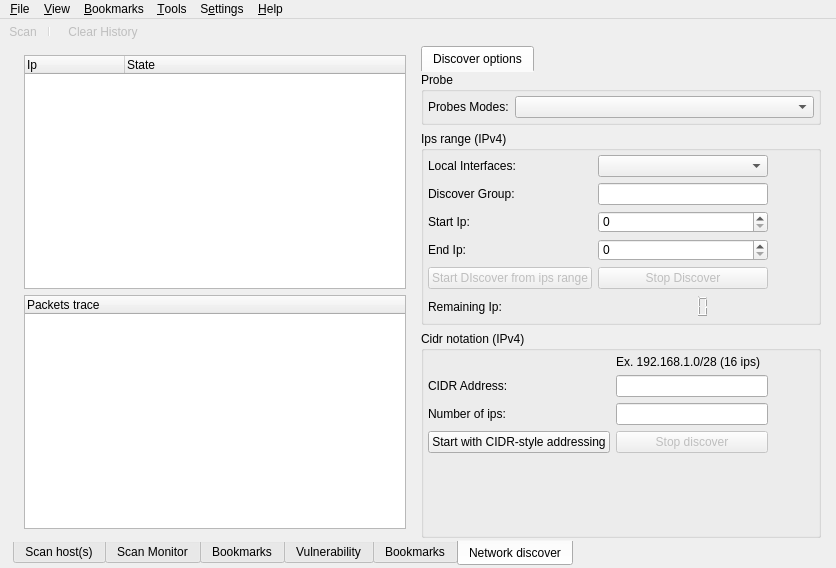
nmapsi4/nmapsi4, file src/app/ui/mainwindow.ui: the form before one commit.
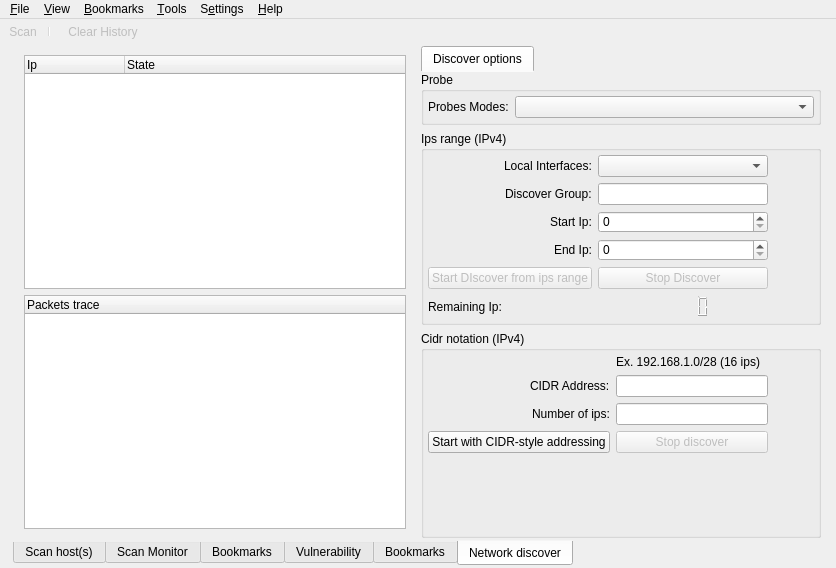
The form after the commit. The open tabs and pages were chosen to show the change. Icons and pictures are not drawn.

Patch:
```diff
--- a/src/app/ui/mainwindow.ui
+++ b/src/app/ui/mainwindow.ui
@@ -1537,14 +1537,14 @@
                </property>
                <item>
                 <layout class="QGridLayout" name="gridLayout_2">
-                 <item row="4" column="1">
+                 <item row="4" column="1" alignment="Qt::AlignRight">
                   <widget class="QLabel" name="label_4">
                    <property name="text">
                     <string>End Ip:</string>
                    </property>
                   </widget>
                  </item>
-                 <item row="0" column="1">
+                 <item row="0" column="1" alignment="Qt::AlignRight">
                   <widget class="QLabel" name="label">
                    <property name="maximumSize">
                     <size>
@@ -1608,14 +1608,14 @@
                    </property>
                   </widget>
                  </item>
-                 <item row="3" column="1">
+                 <item row="3" column="1" alignment="Qt::AlignRight">
                   <widget class="QLabel" name="label_3">
                    <property name="text">
                     <string>Start Ip:</string>
                    </property>
                   </widget>
                  </item>
-                 <item row="2" column="1">
+                 <item row="2" column="1" alignment="Qt::AlignRight">
                   <widget class="QLabel" name="label_2">
                    <property name="text">
                     <string>Discover Group:</string>
@@ -1713,7 +1713,7 @@
                    </property>
                   </widget>
                  </item>
-                 <item row="1" column="0">
+                 <item row="1" column="0" alignment="Qt::AlignRight">
                   <widget class="QLabel" name="label_5">
                    <property name="text">
                     <string>CIDR Address:</string>
@@ -1740,7 +1740,7 @@
                    </property>
                   </widget>
                  </item>
-                 <item row="2" column="0">
+                 <item row="2" column="0" alignment="Qt::AlignRight">
                   <widget class="QLabel" name="label_6">
                    <property name="text">
                     <string>Number of ips:</string>
```
Left out of the diff: 23 changed lines with no effect on the pictures.
